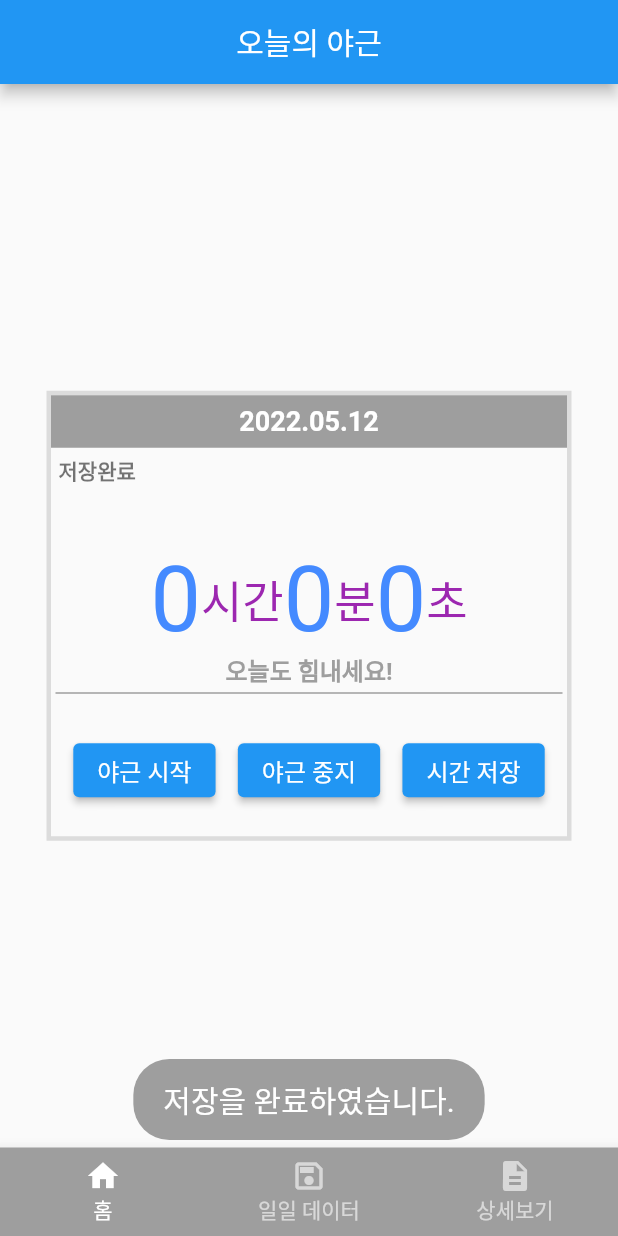
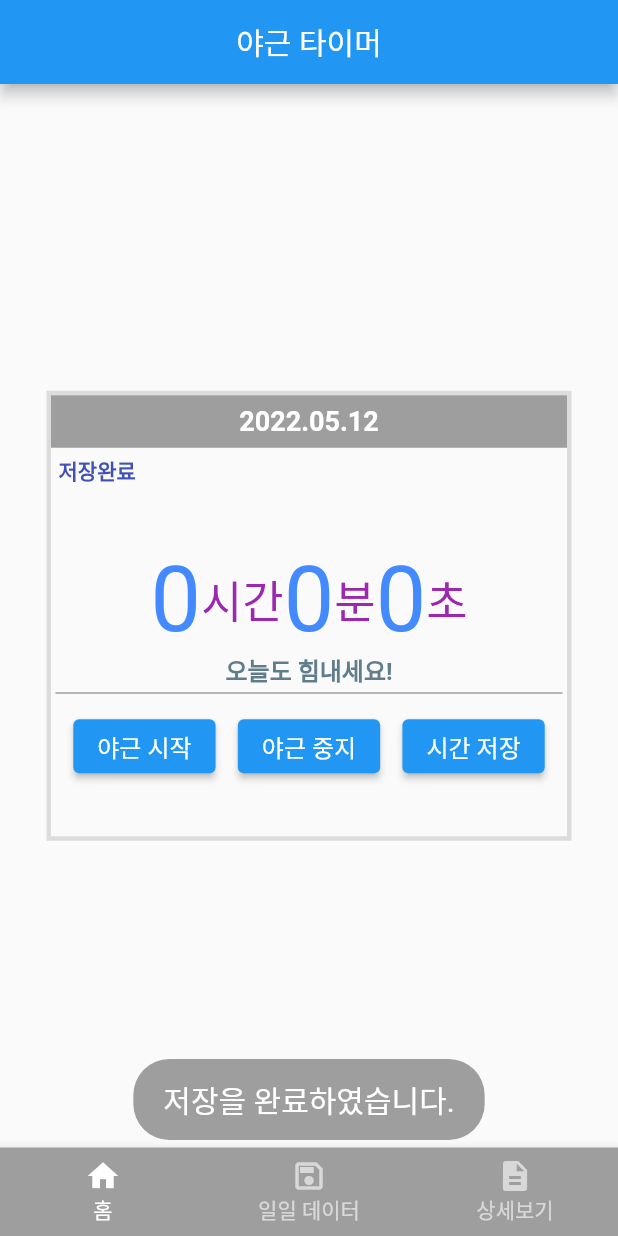
Before and after one commit to hoonjong96/nightwork_timer_memo, a Flutter app: the screen it shows after launch, after a tap on "야근 시작", after a tap on "야근 중지", after a tap on "시간 저장", on a phone screen of 412 x 824 dp. Run offline on Flutter 3.47's test engine with Material 2 defaults, Android fonts, the phone set to English and light mode, and no system bars; our stand-ins replace fluttertoast, shared_preferences.

Commit message:
2022.05.13 02:18am jongdroid commit What Changed - Changed Variable Name and Deleted - add Dispose Function - Changed Title Text - setState 내부 함수 모두 정리 - 시간 저장 btn onPressed event 정리

```diff
--- a/lib/main.dart
+++ b/lib/main.dart
@@ -5,7 +5,6 @@ import 'package:fluttertoast/fluttertoast.dart';
 import 'package:nightwork_timer_memo/bottom.dart';
 import 'package:nightwork_timer_memo/cardview.dart';
 import 'package:nightwork_timer_memo/secondpage.dart';
-
 
 /** 2022-05-06 code design: jongdroid
  *  해당 서비스는 타이머로 시간을 기록하고, 간단한 메모를 로컬에 저장할 수 있음
@@ -17,25 +16,13 @@ void main() {
   runApp(const MyApp());
 }
 
-var now_hour = DateFormat('HH').format(DateTime.now());
-var now_min = DateFormat('mm').format(DateTime.now());
-var nowTime = '${now_hour}시 ${now_min}분';
-var nowTimeList = ['야근 시작 시간', '$nowTime'];
+var today_date = DateFormat('yyyy.MM.dd').format(DateTime.now()); //오늘 날짜 저장 변수
+var showNowState = '대기중'; //현재 상태를 보여줌(야근 시작 / 중지)
 
-var end_hour = DateFormat('HH').format(DateTime.now());
-var end_min = DateFormat('mm').format(DateTime.now());
-var endTime = '${end_hour}시 ${end_min}분';
-var endTimeList = ['야근 종료 시간', '$endTime'];
-
-var saveTime;
-
-var getState = '대기중';
-
-// 넘겨주는 데이터
-var getNowTime = '대기중';
-var sendEndTime = '대기중';
-var saveEndTime = '대기중';
-var sendWorkTime = '대기중';
+// 다음페이지로 넘겨주는 데이터, 대기중은 초기값을 의미
+var saveNowTime = '대기중'; // 야근 시작 버튼 눌렀을때 시점의 시간 저장
+var saveWorkTime = '대기중'; // 야근한 시간 저장
+var saveEndTime = '대기중'; // 야근 종료한 시점의 시간을 저장
 
 class MyApp extends StatelessWidget {
   const MyApp({Key? key}) : super(key: key);
@@ -43,7 +30,6 @@ class MyApp extends StatelessWidget {
   @override
   Widget build(BuildContext context) {
     return MaterialApp(
-
       routes: {
         '/home': (context) => MyApp(),
         '/data': (context) => SaveTodayData(),
@@ -61,26 +47,23 @@ class HomeScreen extends StatefulWidget {
   State<HomeScreen> createState() => _HomeScreenState();
 }
 
-//현재 날짜 출력 년-월-일 format
-var today_date = DateFormat('yyyy.MM.dd').format(DateTime.now());
-
 class _HomeScreenState extends State<HomeScreen> {
   late Timer timer;
-  var second = 0; //타이머의 초
-  var min = 0; // 분
-  var hour = 0; // 시간
+  var second = 0;
+  var min = 0;
+  var hour = 0;
 
-  var nowTimeIndex = 0;
-  var endTimeIndex = 0;
-
-  var saveDataList = [];
-  var counterTime;
+  @override
+  void dispose() {
+    timer.cancel();
+    super.dispose();
+  }
 
   @override
   Widget build(BuildContext context) {
     return Scaffold(
       appBar: AppBar(
-        title: Text('오늘의 야근'),
+        title: Text('야근 타이머'),
         centerTitle: true,
       ),
       body: Center(
@@ -104,8 +87,10 @@ class _HomeScreenState extends State<HomeScreen> {
                   children: [
                     Text(
                       today_date,
-                      style: TextStyle( fontSize: 18,
-                          color: Colors.white, fontWeight: FontWeight.bold),
+                      style: TextStyle(
+                          fontSize: 18,
+                          color: Colors.white,
+                          fontWeight: FontWeight.bold),
                     ),
                   ],
                 ),
@@ -116,9 +101,9 @@ class _HomeScreenState extends State<HomeScreen> {
                   mainAxisAlignment: MainAxisAlignment.start,
                   children: [
                     Text(
-                      '${getState}',
+                      showNowState,
                       style: TextStyle(
-                          color: Colors.black54, fontWeight: FontWeight.bold),
+                          color: Colors.indigo, fontWeight: FontWeight.bold),
                     ),
                   ],
                 ),
@@ -130,8 +115,7 @@ class _HomeScreenState extends State<HomeScreen> {
                   children: [
                     Text(
                       '$hour',
-                      style:
-                      TextStyle(fontSize: 60, color: Color(0xff448AFF)),
+                      style: TextStyle(fontSize: 60, color: Color(0xff448AFF)),
                     ),
                     Text(
                       '시간',
@@ -139,8 +123,7 @@ class _HomeScreenState extends State<HomeScreen> {
                     ),
                     Text(
                       '$min',
-                      style:
-                      TextStyle(fontSize: 60, color: Color(0xff448AFF)),
+                      style: TextStyle(fontSize: 60, color: Color(0xff448AFF)),
                     ),
                     Text(
                       '분',
@@ -148,8 +131,7 @@ class _HomeScreenState extends State<HomeScreen> {
                     ),
                     Text(
                       '$second',
-                      style:
-                      TextStyle(fontSize: 60, color: Color(0xff448AFF)),
+                      style: TextStyle(fontSize: 60, color: Color(0xff448AFF)),
                     ),
                     Text(
                       '초',
@@ -160,23 +142,19 @@ class _HomeScreenState extends State<HomeScreen> {
               ),
               Text(
                 '오늘도 힘내세요!',
-                style: TextStyle( fontSize: 16,
-                    color: Colors.grey, fontWeight: FontWeight.bold),
+                style: TextStyle(
+                    fontSize: 16,
+                    color: Colors.blueGrey,
+                    fontWeight: FontWeight.bold),
               ),
-
-              Container( height:1.0, margin: EdgeInsets.all(3),
-                width:500.0,
-                color:Colors.grey,),
-
-
               Container(
-                margin: EdgeInsets.all(8),
+                height: 1.0,
+                margin: EdgeInsets.all(3),
+                width: 500.0,
+                color: Colors.grey,
               ),
-
               ButtonBar(
-                alignment:
-                MainAxisAlignment.spaceEvenly, //ButtonBar 버튼들이 중앙으로 이동
-
+                alignment: MainAxisAlignment.spaceEvenly,
                 children: [
                   ElevatedButton(
                     child: Text(
@@ -184,13 +162,11 @@ class _HomeScreenState extends State<HomeScreen> {
                       style: TextStyle(fontSize: 16),
                     ),
                     onPressed: () {
-
-                      setState(() {
-                        getNowTime = DateFormat('hh:mm').format(DateTime.now());
-                        getState = "야근중";
-                        startTimerBtn();
-                        Navigator.pushNamed(context, '/DetailWork', arguments: getNowTime);
-                      });
+                      saveNowTime = DateFormat('HH:mm').format(DateTime.now());  // 야근 시작 버튼을 눌렀을때 즉시 시간 기록(시:분만 저장)
+                      showNowState = "야근중"; // 현재 상태를 저장하는 변수
+                      startTimerBtn(); // 타이머 시작 함수 호출
+                      Navigator.pushNamed(context, '/DetailWork', // 다음 페이지로 위에서 저장한 야근 버튼 눌렀을때 시간 전달
+                          arguments: saveNowTime);
                     },
                   ),
                   ElevatedButton(
@@ -199,10 +175,9 @@ class _HomeScreenState extends State<HomeScreen> {
                       style: TextStyle(fontSize: 16),
                     ),
                     onPressed: () {
-                      setState(() {
-                        getState = "중지";
-                        pushEndBtn();
-                      });
+                      showNowState = "중지";
+                      timer.cancel();
+                      setState(() {});
                     },
                   ),
                   ElevatedButton(
@@ -211,17 +186,17 @@ class _HomeScreenState extends State<HomeScreen> {
                       style: TextStyle(fontSize: 16),
                     ),
                     onPressed: () {
-                      ShowToast();
-                      pushResetBtn();
-                      setState(() {
-                        getState = "저장완료";
-                        sendWorkTime = '${hour}시간 ${min}분';
-                        saveEndTime = DateFormat('hh:mm').format(DateTime.now());
-                        today_date = DateFormat('yyyy.MM.dd').format(DateTime.now());
-                        Navigator.pushNamed(context, '/DetailWork', arguments: sendEndTime);
-                        Navigator.pushNamed(context, '/DetailWork', arguments: sendWorkTime);
-                        Navigator.pushNamed(context, '/DetailWork', arguments: today_date);
-                      });
+                      showSaveMessageToast(); //저장 완료를 알림
+                      showNowState = "저장완료"; //저장 완료 상태임을 나타냄
+                      saveWorkTime = '${hour}시간 ${min}분'; // 타이머로 측정한 시간을 시간과 분만 저장함
+                      saveEndTime = DateFormat('HH:mm').format(DateTime.now()); // 야근을 종료한 시간을 기록함
+                      resetTimerBtn(); // 타이머를 중단하고, 타이머 초기화
+
+                      // 다음페이지로 저장 버튼을 누른 당일의 날짜, 야근한 시간 데이터 전달
+                      Navigator.pushNamed(context, '/DetailWork',
+                          arguments: today_date);
+                      Navigator.pushNamed(context, '/DetailWork',
+                          arguments: saveWorkTime);
                     },
                   ),
                 ],
@@ -250,11 +225,7 @@ class _HomeScreenState extends State<HomeScreen> {
     });
   }
 
-  void pushEndBtn() {
-    timer.cancel();
-  }
-
-  void pushResetBtn() {
+  void resetTimerBtn() {
     setState(() {
       hour = 0;
       second = 0;
@@ -263,7 +234,7 @@ class _HomeScreenState extends State<HomeScreen> {
     });
   }
 
-  void ShowToast() {
+  void showSaveMessageToast() {
     Fluttertoast.showToast(
       msg: '저장을 완료하였습니다.',
       gravity: ToastGravity.BOTTOM,
@@ -273,5 +244,4 @@ class _HomeScreenState extends State<HomeScreen> {
       toastLength: Toast.LENGTH_SHORT,
     );
   }
-
 }
```
